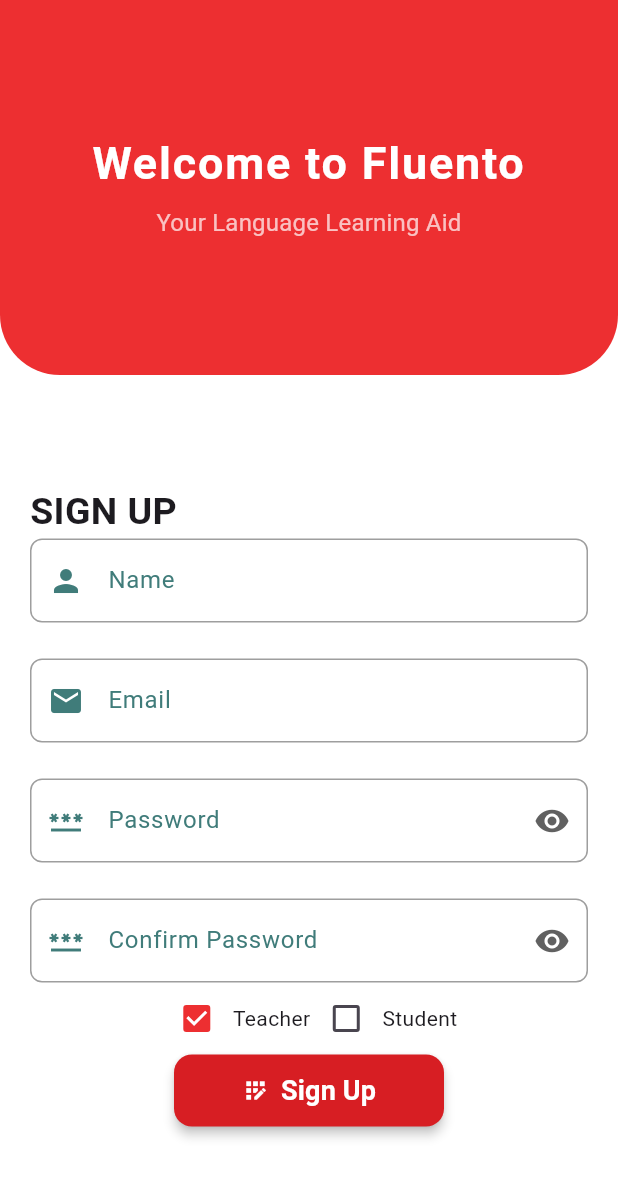
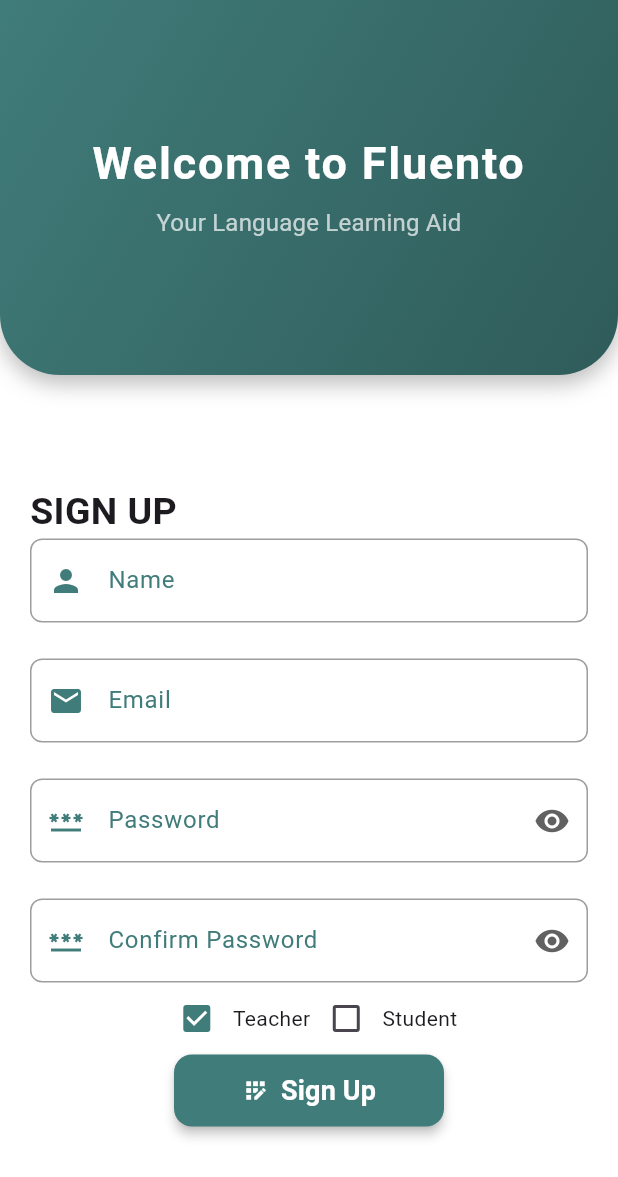
Before and after one commit to Imran-Chowdhury/Data_Pollex, a Flutter app: the screen it shows after launch, after a tap on "Sign up!", on a phone screen of 412 x 824 dp. Shown: the top 1177 px of the screen. Run offline on Flutter 3.47's test engine with Material 3 defaults, Android fonts, the phone set to English and light mode, and no system bars; our stand-ins replace cloud_firestore, equatable, firebase_auth, firebase_core, flutter_dotenv, flutter_riverpod and 3 more; missing offline and left inert: flutter_stripe, zego_uikit_prebuilt_call; accounts and stored records are empty.

Commit message:
Auth screens updated

```diff
--- a/lib/src/features/auth/presentation/screens/signin_screen.dart
+++ b/lib/src/features/auth/presentation/screens/signin_screen.dart
@@ -121,7 +121,7 @@ class _SignInScreenState extends ConsumerState<SignInScreen> {
                         : Center(
                             child: AuthButton(
                               buttonName: 'Sign In',
-                              buttonColor: const Color(0xFFed2f31),
+                              // buttonColor: const Color(0xFFed2f31),
                               icon: const Icon(
                                 Icons.login_outlined,
                                 color: Colors.white,
--- a/lib/src/features/auth/presentation/screens/signup_screen.dart
+++ b/lib/src/features/auth/presentation/screens/signup_screen.dart
@@ -95,7 +95,7 @@ class _SignUpScreenState extends ConsumerState<SignUpScreen> {
                             ? const CircularProgressIndicator()
                             : AuthButton(
                                 buttonName: 'Sign Up',
-                                buttonColor: const Color(0XFFd71e23),
+                                // buttonColor: const Color(0XFFd71e23),
                                 icon: const Icon(
                                   Icons.app_registration_sharp,
                                   color: Colors.white,
--- a/lib/src/features/auth/presentation/widget/header_container.dart
+++ b/lib/src/features/auth/presentation/widget/header_container.dart
@@ -1,4 +1,6 @@
 import 'package:flutter/material.dart';
+
+import '../../../../core/utils/color.dart';
 
 class HeaderContainer extends StatelessWidget {
   const HeaderContainer({
@@ -13,12 +15,34 @@ class HeaderContainer extends StatelessWidget {
     return Container(
       width: double.infinity,
       height: height > 600 ? 250 : 150,
+      // decoration: const BoxDecoration(
+      //   color: Color(0xFFed2f31), // branded red
+      //   borderRadius: BorderRadius.only(
+      //     bottomRight: Radius.circular(40),
+      //     bottomLeft: Radius.circular(40),
+      //   ),
+      // ),
+
       decoration: const BoxDecoration(
-        color: Color(0xFFed2f31), // branded red
+        gradient: LinearGradient(
+          colors: [
+            CustomColor.primary,
+            CustomColor.primaryDark, // darker tone of primary
+          ],
+          begin: Alignment.topLeft,
+          end: Alignment.bottomRight,
+        ),
         borderRadius: BorderRadius.only(
           bottomRight: Radius.circular(40),
           bottomLeft: Radius.circular(40),
         ),
+        boxShadow: [
+          BoxShadow(
+            color: Colors.black26,
+            blurRadius: 12,
+            offset: Offset(0, 6),
+          ),
+        ],
       ),
       child: Center(
         child: Column(
--- a/lib/src/features/auth/presentation/widget/signup_form.dart
+++ b/lib/src/features/auth/presentation/widget/signup_form.dart
@@ -89,13 +89,13 @@ class SignUpForm extends StatelessWidget {
                 mainAxisAlignment: MainAxisAlignment.center,
                 children: [
                   Checkbox(
-                    activeColor: const Color(0xFFed2f31),
+                    activeColor: CustomColor.primary,
                     value: role == Role.teacher,
                     onChanged: (_) => _roleNotifier.value = Role.teacher,
                   ),
                   const Text('Teacher'),
                   Checkbox(
-                    activeColor: const Color(0xFFed2f31),
+                    activeColor: CustomColor.primary,
                     value: role == Role.student,
                     onChanged: (_) => _roleNotifier.value = Role.student,
                   ),
--- a/lib/src/features/video_call/presentation/screens/meeting_screen.dart
+++ b/lib/src/features/video_call/presentation/screens/meeting_screen.dart
@@ -21,7 +21,13 @@ class VideoCallPage extends StatelessWidget {
         appSign: CallInfo.appSign,
         callID: scheduleId,
         userID: userId,
-      config: ZegoUIKitPrebuiltCallConfig.oneOnOneVideoCall(),
+        config: ZegoUIKitPrebuiltCallConfig.oneOnOneVoiceCall()
+        // ..audioConfig = ZegoAudioConfig(
+        //   enableAEC: true,  // Enable echo cancellation
+        //   enableAGC: true,  // Automatic gain control
+        //   enableNS: true,   // Noise suppression
+        // ),
+        // config: ZegoUIKitPrebuiltCallConfig.oneOnOneVideoCall(),
         );
   }
 }
--- a/lib/src/widgets/auth_button.dart
+++ b/lib/src/widgets/auth_button.dart
@@ -1,3 +1,4 @@
+import 'package:data_pollex/src/core/utils/color.dart';
 import 'package:flutter/material.dart';
 
 class AuthButton extends StatelessWidget {
@@ -6,11 +7,11 @@ class AuthButton extends StatelessWidget {
     required this.buttonName,
     required this.onpressed,
     required this.icon,
-    required this.buttonColor,
+    // required this.buttonColor,
   });
 
   final String buttonName;
-  final Color buttonColor;
+  // final Color buttonColor;
   final Icon icon;
   final void Function()? onpressed;
 
@@ -21,7 +22,8 @@ class AuthButton extends StatelessWidget {
       width: 180, // full width of parent
       child: ElevatedButton(
         style: ElevatedButton.styleFrom(
-          backgroundColor: buttonColor,
+          // backgroundColor: buttonColor,
+          backgroundColor: CustomColor.primary,
           shape: RoundedRectangleBorder(
             borderRadius: BorderRadius.circular(12),
           ),
```
Lines whose indentation alone changed are shown as unchanged.
